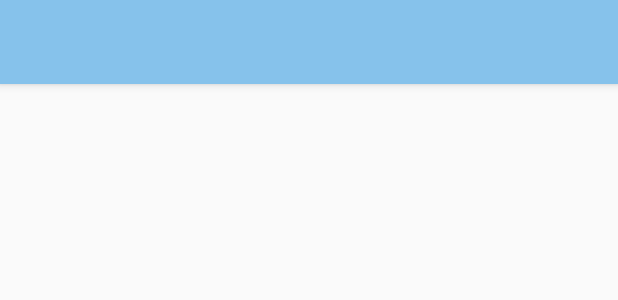
After one commit to jfluri/Stutz, an Android app: the layout activity_spenden_anzeigen_und_suchen.xml on its own in the app's theme, with its tools: preview values and no code run, on a phone screen of 412 x 824 dp. The commit adds this screen. Shown: the top 300 px of the screen. Run offline under Robolectric (Android 15) with nearby library versions, the phone set to English and light mode, and no system bars.

Commit message:
added spende suchen activity

```diff
--- a/app/src/main/java/stutz/mobi/ch/stutz/LoginActivity.kt
+++ b/app/src/main/java/stutz/mobi/ch/stutz/LoginActivity.kt
@@ -23,6 +23,7 @@ import android.widget.TextView
 
 import java.util.ArrayList
 import android.Manifest.permission.READ_CONTACTS
+import android.content.Intent
 
 import kotlinx.android.synthetic.main.activity_login.*
 
@@ -264,7 +265,9 @@ class LoginActivity : AppCompatActivity(), LoaderCallbacks<Cursor> {
             showProgress(false)
 
             if (success!!) {
-                finish()
+                val intent = Intent("stutz.mobi.ch.stutz.SPENDEN_ANZEIGEN")
+                startActivity(intent)
+                // finish()
             } else {
                 password.error = "Ungültiges Passwort"
                 password.requestFocus()
--- /dev/null
+++ b/app/src/main/res/layout/activity_spenden_anzeigen_und_suchen.xml
@@ -0,0 +1,25 @@
+<?xml version="1.0" encoding="utf-8"?>
+<android.support.design.widget.CoordinatorLayout xmlns:android="http://schemas.android.com/apk/res/android"
+    xmlns:app="http://schemas.android.com/apk/res-auto"
+    xmlns:tools="http://schemas.android.com/tools"
+    android:layout_width="match_parent"
+    android:layout_height="match_parent"
+    tools:context=".SpendenAnzeigenUndSuchenActivity">
+
+    <android.support.design.widget.AppBarLayout
+        android:layout_width="match_parent"
+        android:layout_height="wrap_content"
+        android:theme="@style/AppTheme.NoActionBar.AppBarOverlay">
+
+        <android.support.v7.widget.Toolbar
+            android:id="@+id/toolbar"
+            android:layout_width="match_parent"
+            android:layout_height="?attr/actionBarSize"
+            android:background="?attr/colorPrimary"
+            app:popupTheme="@style/AppTheme.NoActionBar.PopupOverlay" />
+
+    </android.support.design.widget.AppBarLayout>
+
+    <include layout="@layout/content_spenden_anzeigen_und_suchen" />
+
+</android.support.design.widget.CoordinatorLayout>
--- /dev/null
+++ b/app/src/main/res/layout/content_spenden_anzeigen_und_suchen.xml
@@ -0,0 +1,11 @@
+<?xml version="1.0" encoding="utf-8"?>
+<android.support.constraint.ConstraintLayout xmlns:android="http://schemas.android.com/apk/res/android"
+    xmlns:app="http://schemas.android.com/apk/res-auto"
+    xmlns:tools="http://schemas.android.com/tools"
+    android:layout_width="match_parent"
+    android:layout_height="match_parent"
+    app:layout_behavior="@string/appbar_scrolling_view_behavior"
+    tools:context=".SpendenAnzeigenUndSuchenActivity"
+    tools:showIn="@layout/activity_spenden_anzeigen_und_suchen">
+
+</android.support.constraint.ConstraintLayout>
--- a/app/src/main/res/values/strings.xml
+++ b/app/src/main/res/values/strings.xml
@@ -18,4 +18,6 @@
     <string name="permission_rationale">"Contacts permissions are needed for providing email
         completions."
     </string>
+    <string name="title_activity_spenden_anzeigen_und_suchen">SpendenAnzeigenUndSuchenActivity
+    </string>
 </resources>
--- a/app/src/main/res/values/styles.xml
+++ b/app/src/main/res/values/styles.xml
@@ -17,4 +17,8 @@
 
     <style name="AppTheme.PopupOverlay" parent="ThemeOverlay.AppCompat.Light" />
 
+    <style name="AppTheme.NoActionBar.AppBarOverlay" parent="ThemeOverlay.AppCompat.Dark.ActionBar" />
+
+    <style name="AppTheme.NoActionBar.PopupOverlay" parent="ThemeOverlay.AppCompat.Light" />
+
 </resources>
```
Also changed, not shown: app/src/main/AndroidManifest.xml (+10 -0 lines), app/src/main/java/stutz/mobi/ch/stutz/SpendenAnzeigenUndSuchenActivity.kt (added, +18 -0 lines).
